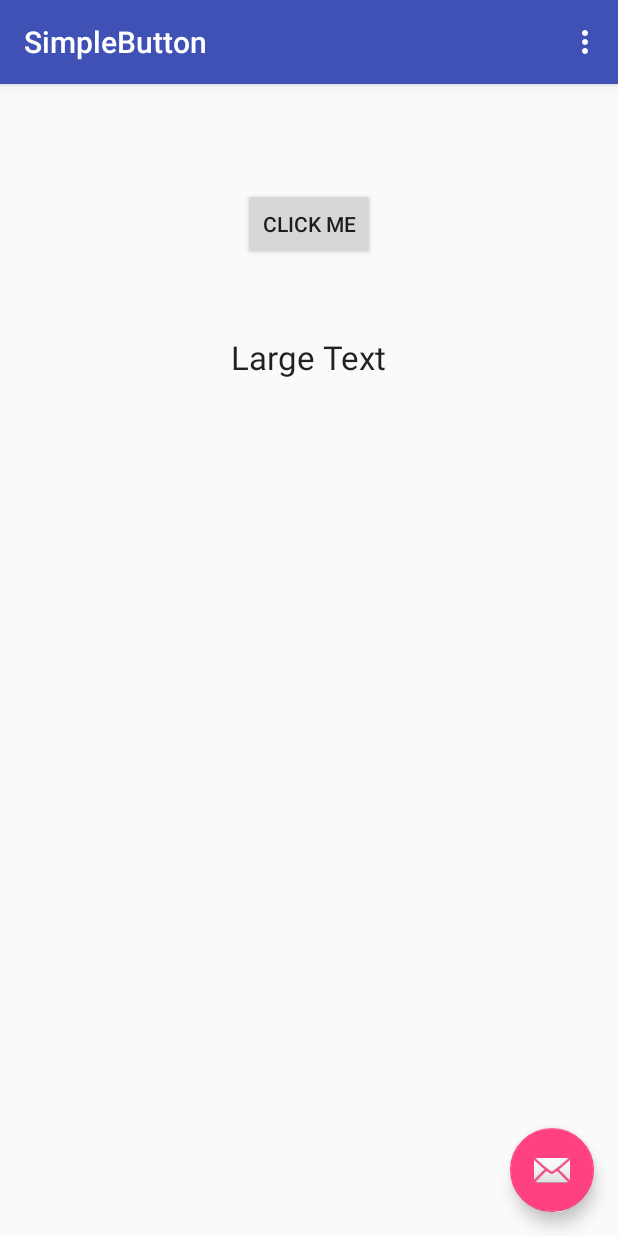
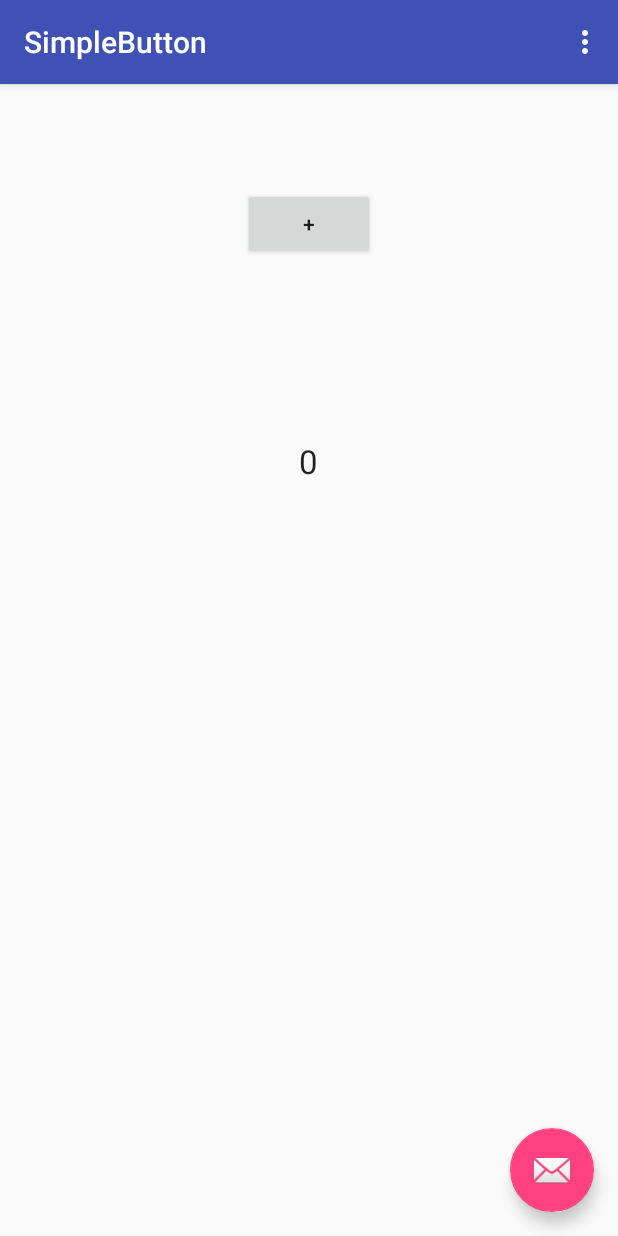
Before and after one commit to cdunmye1/SimpleButton, an Android app: the screen it shows after launch (MainActivity), on a phone screen of 412 x 824 dp. Run offline under Robolectric (Android 15) with nearby library versions, the phone set to English and light mode, and no system bars.

Commit message:
Updating the project to have a "+" button increment a count of the number of button clicks stored in a TextView

```diff
--- a/app/src/main/res/layout/content_main.xml
+++ b/app/src/main/res/layout/content_main.xml
@@ -15,20 +15,20 @@
     <Button
         android:layout_width="wrap_content"
         android:layout_height="wrap_content"
-        android:text="Click Me"
-        android:id="@+id/button"
+        android:text="+"
+        android:id="@+id/plusButton"
         android:layout_alignParentTop="true"
         android:layout_centerHorizontal="true"
         android:layout_marginTop="53dp"
-        android:onClick="buttonOnClick" />
+        android:onClick="plusButtonOnClick" />
 
     <TextView
         android:layout_width="wrap_content"
         android:layout_height="wrap_content"
         android:textAppearance="?android:attr/textAppearanceLarge"
-        android:text="Large Text"
+        android:text="0"
         android:id="@+id/textView"
-        android:layout_below="@+id/button"
-        android:layout_centerHorizontal="true"
-        android:layout_marginTop="50dp" />
+        android:layout_marginTop="119dp"
+        android:layout_below="@+id/plusButton"
+        android:layout_centerHorizontal="true" />
 </RelativeLayout>
```
Also changed, not shown: app/src/main/java/westga/edu/simplebutton/MainActivity.java (+5 -4 lines).
